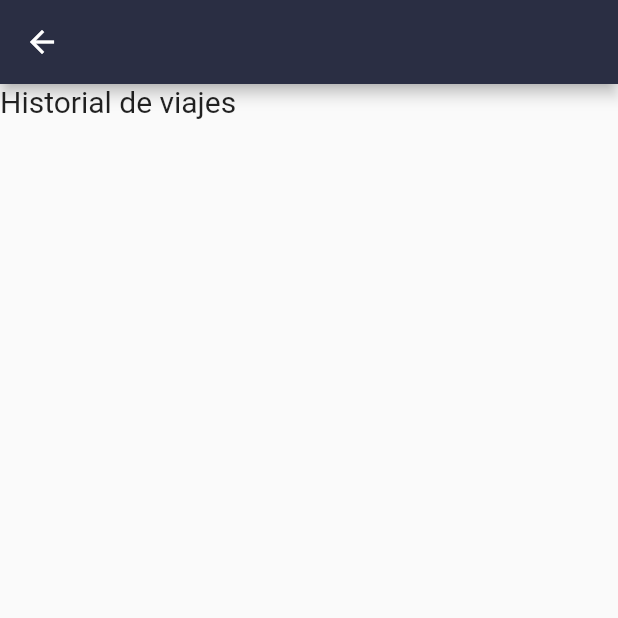
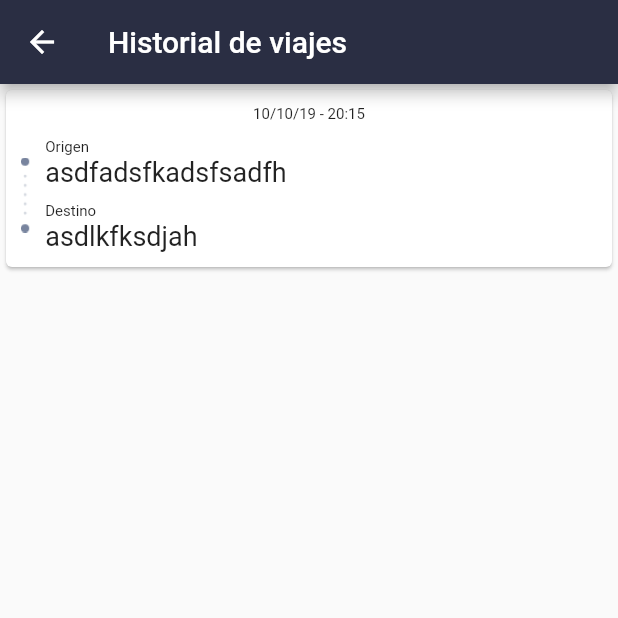
Before and after one commit to dfnino10/t_app, a Flutter app: the screen it shows after launch, in the side drawer, after a tap on "Historial de viajes", on a phone screen of 412 x 824 dp, the top half of it. Run offline on Flutter 3.47's test engine with Material 2 defaults, Android fonts, the phone set to English and light mode, and no system bars; our stand-ins replace geolocator, google_maps_flutter; missing offline and left inert: calendarro.

Commit message:
Trip history ui

```diff
--- a/lib/ui/trip_history_route.dart
+++ b/lib/ui/trip_history_route.dart
@@ -1,3 +1,5 @@
+import 'dart:io';
+
 import 'package:flutter/material.dart';
 
 class TripHistoryRoute extends StatefulWidget {
@@ -9,22 +11,57 @@ class _TripHistoryRouteState extends State<TripHistoryRoute> {
   @override
   Widget build(BuildContext context) {
     return Scaffold(
-        appBar: AppBar(
-          backgroundColor: Theme.of(context).primaryColorDark,
-        ),
-        body: Column(
-          children: <Widget>[
-            Text("Historial de viajes", style: TextStyle(fontSize: 20)),
-//            ListView(
-//      children: <Widget>[
-//            Card(
-//              child: Column(
-//                children: <Widget>[Text("asdf"), Text("jkñl")],
-//              ),
-//            )
-//      ],
-//    ),
-          ],
-        ));
+      appBar: AppBar(
+        title: Text("Historial de viajes"),
+        backgroundColor: Theme.of(context).primaryColorDark,
+      ),
+      body: ListView(
+        children: <Widget>[
+          Card(
+            child: Column(
+              crossAxisAlignment: CrossAxisAlignment.center,
+              children: <Widget>[
+                Container(
+                  padding: EdgeInsets.only(top: 10),
+                  child: Text(
+                    "10/10/19 - 20:15",
+                    style: TextStyle(fontSize: 10),
+                  ),
+                ),
+                Container(
+                  padding: EdgeInsets.only(left: 10, bottom: 10, top: 10),
+                  child: Row(
+                    children: <Widget>[
+                      Container(height: 50, padding: EdgeInsets.only(right: 10),child: Image.asset("lib/assets/trip_icon.png")),
+                      Column(
+                          crossAxisAlignment: CrossAxisAlignment.start,
+                          children: <Widget>[
+                            Container(
+                              padding: EdgeInsets.only(bottom: 10),
+                              child: Column(
+                                crossAxisAlignment: CrossAxisAlignment.start,
+                                children: <Widget>[
+                                  Text("Origen", style: TextStyle(fontSize: 10)),
+                                  Text("asdfadsfkadsfsadfh", style: TextStyle(fontSize: 18))
+                                ],
+                              ),
+                            ),
+                            Column(
+                              crossAxisAlignment: CrossAxisAlignment.start,
+                              children: <Widget>[
+                                Text("Destino", style: TextStyle(fontSize: 10)),
+                                Text("asdlkfksdjah", style: TextStyle(fontSize: 18))
+                              ],
+                            ),
+                          ]),
+                    ],
+                  ),
+                )
+              ],
+            ),
+          )
+        ],
+      ),
+    );
   }
 }
--- a/pubspec.yaml
+++ b/pubspec.yaml
@@ -43,10 +43,8 @@ flutter:
   # the material Icons class.
   uses-material-design: true
 
-  # To add assets to your application, add an assets section, like this:
-  # assets:
-  #  - images/a_dot_burr.jpeg
-  #  - images/a_dot_ham.jpeg
+  assets:
+  - lib/assets/trip_icon.png
 
   # An image asset can refer to one or more resolution-specific "variants", see
   # https://flutter.dev/assets-and-images/#resolution-aware.
```
Also changed, not shown: lib/assets/trip_icon.png (added), pubspec.lock.
